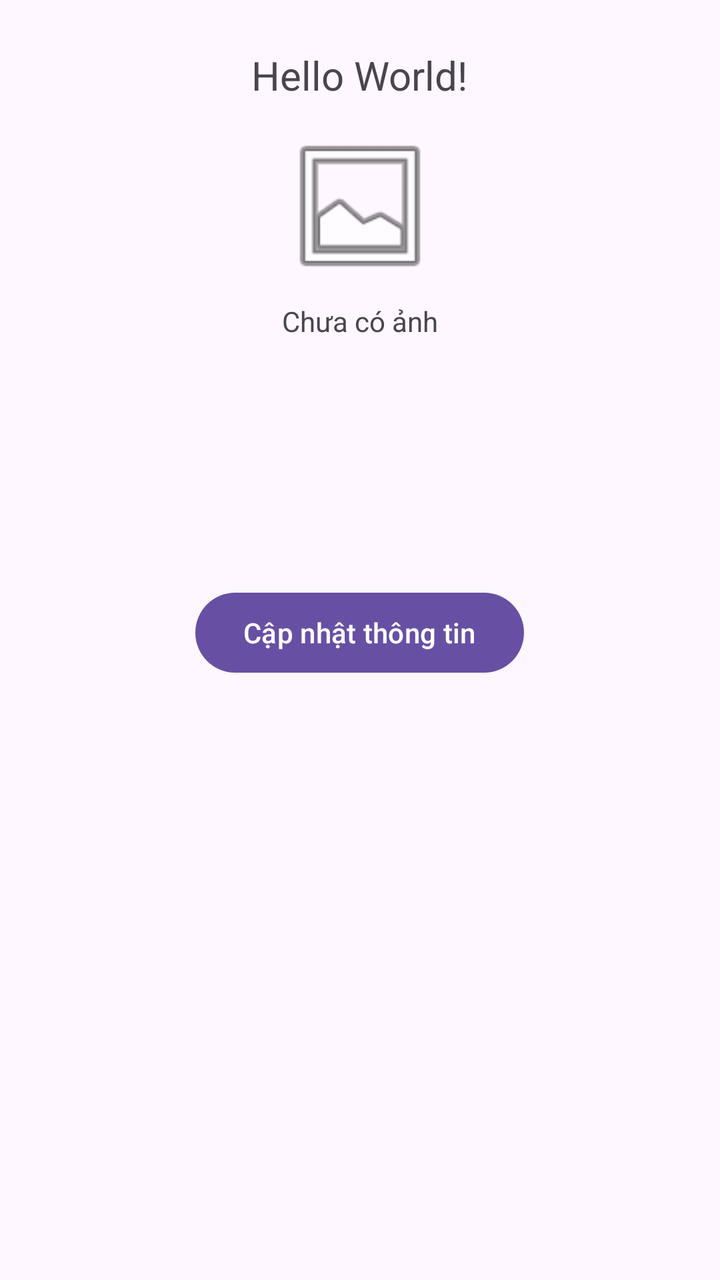
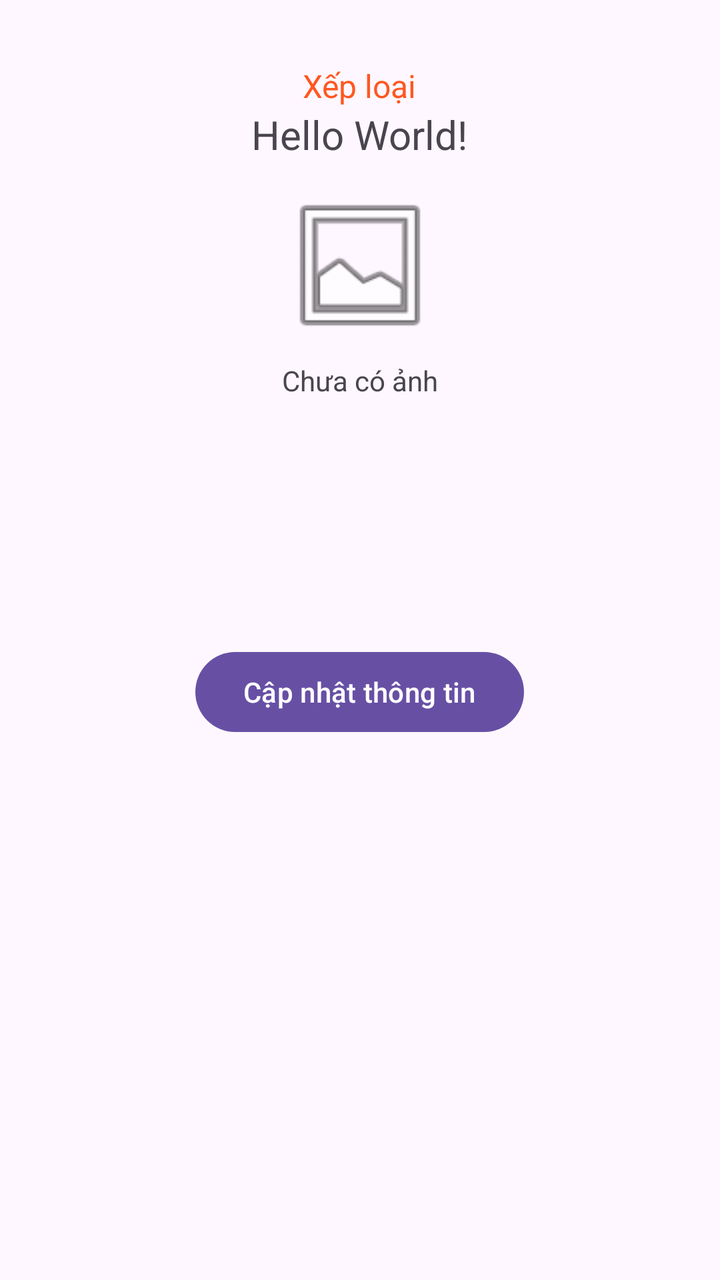

Compare the two renders of this Android layout. The source of the first and the diff that turns it into the second are given below.
<!-- AndroidManifest.xml: application theme Theme.PhamTranThanhVinh -->
<!-- res/layout/activity_main.xml -->
<?xml version="1.0" encoding="utf-8"?>
<androidx.constraintlayout.widget.ConstraintLayout xmlns:android="http://schemas.android.com/apk/res/android"
    xmlns:app="http://schemas.android.com/apk/res-auto"
    xmlns:tools="http://schemas.android.com/tools"
    android:id="@+id/main"
    android:layout_width="match_parent"
    android:layout_height="match_parent"
    tools:context=".MainActivity">

    <LinearLayout
        android:layout_width="match_parent"
        android:layout_height="match_parent"
        android:orientation="vertical"
        android:padding="24dp"
        android:gravity="center_horizontal"
        app:layout_constraintBottom_toBottomOf="parent"
        app:layout_constraintEnd_toEndOf="parent"
        app:layout_constraintStart_toStartOf="parent"
        app:layout_constraintTop_toTopOf="parent">

        <TextView
            android:id="@+id/tvWelcome"
            android:layout_width="wrap_content"
            android:layout_height="wrap_content"
            android:text="Hello World!"
            android:textSize="20sp"
            android:layout_marginBottom="12dp" />

        
        <ImageView
            android:id="@+id/imgAvatar"
            android:layout_width="80dp"
            android:layout_height="80dp"
            android:scaleType="centerCrop"
            android:layout_marginBottom="8dp"
            android:src="@android:drawable/ic_menu_gallery" />

        
        <TextView
            android:id="@+id/tvAvatarStatus"
            android:layout_width="wrap_content"
            android:layout_height="wrap_content"
            android:text="Chưa có ảnh"
            android:layout_marginBottom="12dp"
            android:textSize="14sp" />

        <TextView
            android:id="@+id/tvName"
            android:layout_width="wrap_content"
            android:layout_height="wrap_content"
            android:textSize="24sp"
            android:textStyle="bold" />

        <TextView
            android:id="@+id/tvGpa"
            android:layout_width="wrap_content"
            android:layout_height="wrap_content"
            android:layout_marginTop="8dp"
            android:textSize="18sp" />

        <TextView
            android:id="@+id/tvEmail"
            android:layout_width="wrap_content"
            android:layout_height="wrap_content"
            android:layout_marginTop="8dp"
            android:textSize="16sp" />

        <Button
            android:id="@+id/btnUpdate"
            android:layout_width="wrap_content"
            android:layout_height="wrap_content"
            android:layout_marginTop="16dp"
            android:text="Cập nhật thông tin" />

        <ProgressBar
            android:id="@+id/progressBar"
            android:layout_width="wrap_content"
            android:layout_height="wrap_content"
            android:layout_marginTop="16dp"
            android:visibility="gone" />

    </LinearLayout>

</androidx.constraintlayout.widget.ConstraintLayout>
<!-- resources referenced by this layout -->
<resources>
  <style name="Theme.PhamTranThanhVinh" parent="Base.Theme.PhamTranThanhVinh" />
  <style name="Base.Theme.PhamTranThanhVinh" parent="Theme.Material3.DayNight.NoActionBar">
          
          
      </style>
</resources>

<!-- the commit's change to res/layout/activity_main.xml (unified diff, before → after) -->
@@ -17,7 +17,14 @@
         app:layout_constraintEnd_toEndOf="parent"
         app:layout_constraintStart_toStartOf="parent"
         app:layout_constraintTop_toTopOf="parent">
-
+        <TextView
+            android:id="@+id/tvRanking"
+            android:layout_width="wrap_content"
+            android:layout_height="wrap_content"
+            android:text="Xếp loại"
+            android:textSize="16sp"
+            android:textColor="#FF5722"
+            android:layout_marginTop="8dp"/>
         <TextView
             android:id="@+id/tvWelcome"
             android:layout_width="wrap_content"
